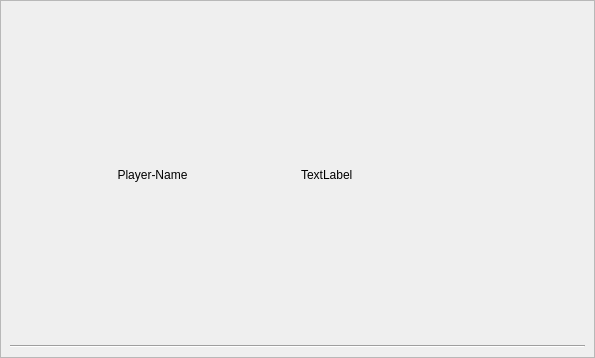
This is Gui/Details/LiveGameDetails/beerplayerwidget.ui in lbproductions/ProjectStats as Qt 5 draws it before an edit. The edited form follows.
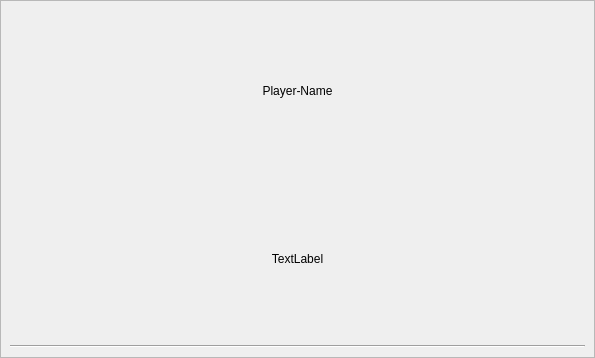
This is the edited form.

```diff
--- a/Gui/Details/LiveGameDetails/beerplayerwidget.ui
+++ b/Gui/Details/LiveGameDetails/beerplayerwidget.ui
@@ -30,7 +30,7 @@
      </property>
      <layout class="QVBoxLayout" name="verticalLayout">
       <item>
-       <layout class="QHBoxLayout" name="horizontalLayout_2">
+       <layout class="QVBoxLayout" name="verticalLayout_2">
         <item>
          <widget class="QLabel" name="labelName">
           <property name="styleSheet">
@@ -49,6 +49,9 @@
           <property name="text">
            <string>TextLabel</string>
           </property>
+          <property name="alignment">
+           <set>Qt::AlignCenter</set>
+          </property>
          </widget>
         </item>
        </layout>
```
Left out of the diff: 13 changed lines with no effect on the pictures.
